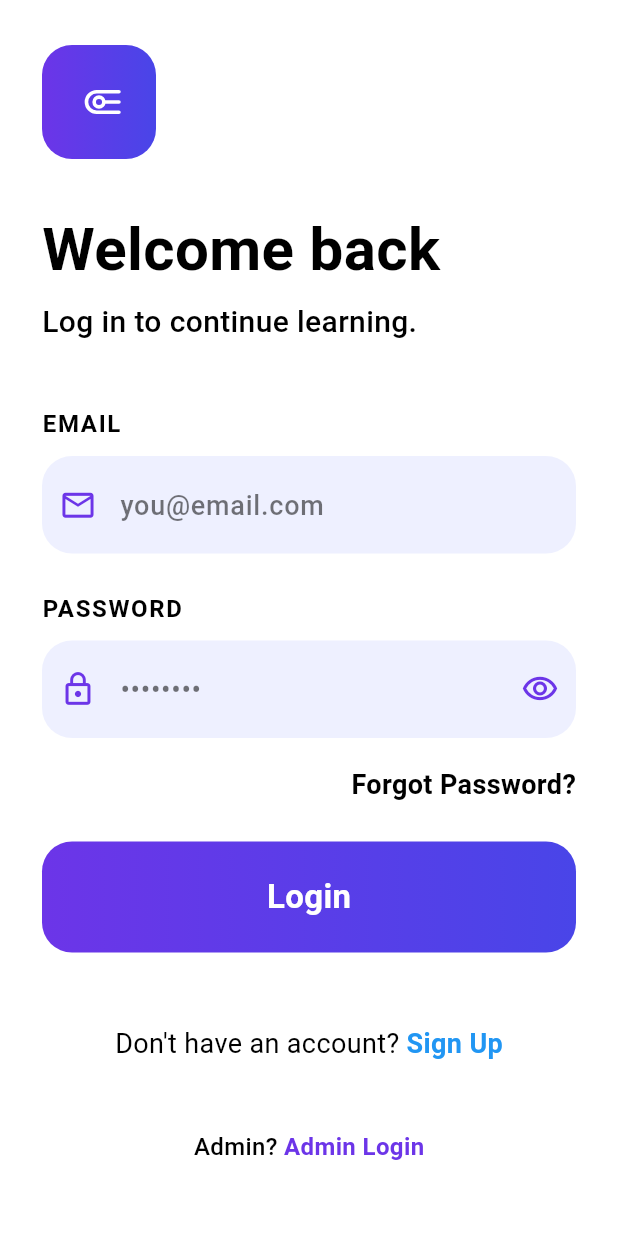
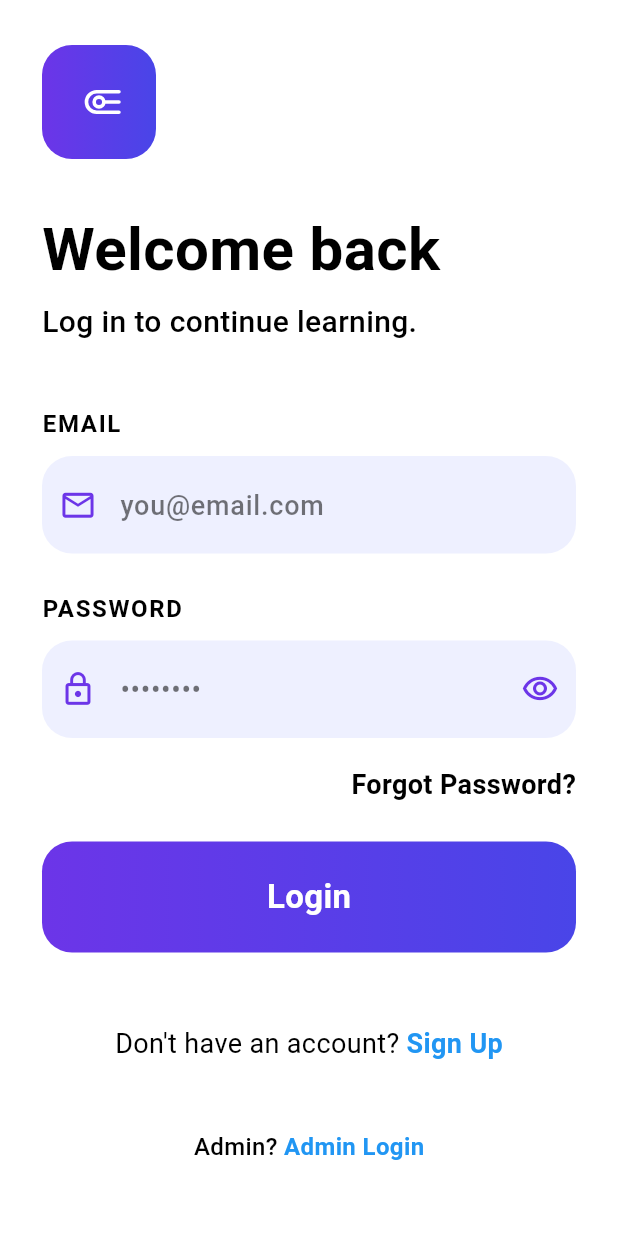
Before and after one commit to vtank755-hash/Think_lab, a Flutter app: the screen it shows after launch, on a phone screen of 412 x 824 dp. Run offline on Flutter 3.47's test engine with Material 3 defaults, Android fonts, the phone set to English and light mode, and no system bars; our stand-ins replace qr_flutter.

Commit message:
Update Admin Login link color to blue

```diff
--- a/lib/login_user.dart
+++ b/lib/login_user.dart
@@ -332,7 +332,7 @@ class _LoginPageState extends State<LoginPage> {
                                       TextSpan(
                                         text: 'Admin Login',
                                         style: TextStyle(
-                                          color: _primary,
+                                          color: Colors.blue,
                                           fontSize: 16,
                                           fontWeight: FontWeight.w700,
                                         ),
```
